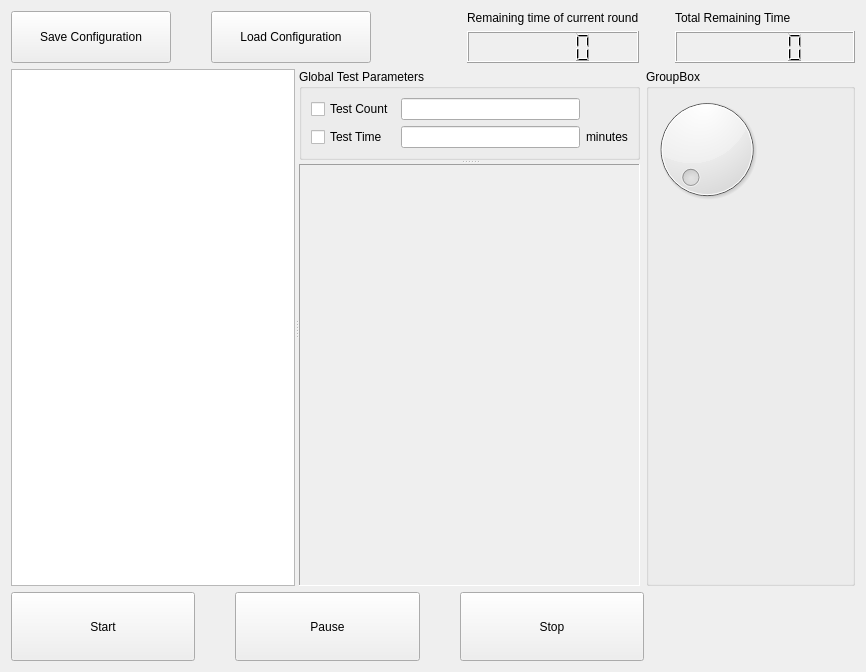
Before: the Qt Designer form 01_pro/UsHardwareTest/UsHwTestForm.ui in gaohuaiqing/UltraSmart_Platform, drawn with Qt 5.
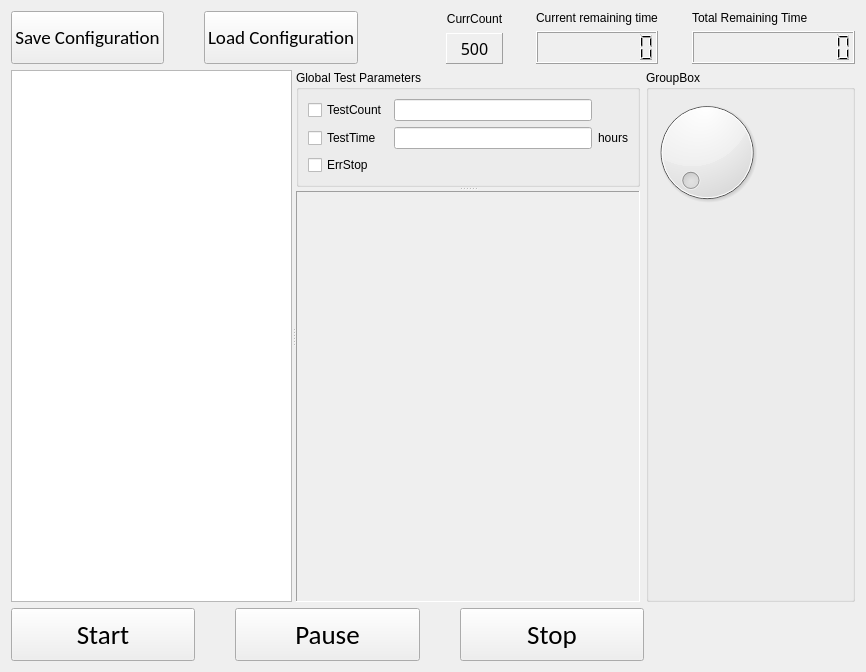
After: the same form once the commit is applied.

Patch:
```diff
--- a/01_pro/UsHardwareTest/UsHwTestForm.ui
+++ b/01_pro/UsHardwareTest/UsHwTestForm.ui
@@ -16,9 +16,9 @@
   <property name="inputMethodHints">
    <set>Qt::ImhTime</set>
   </property>
-  <layout class="QGridLayout" name="gridLayout_4" rowstretch="3,30,4">
+  <layout class="QGridLayout" name="gridLayout_4" rowstretch="1,10,1">
    <item row="0" column="0">
-    <layout class="QHBoxLayout" name="horizontalLayout_2" stretch="4,1,0,0,2">
+    <layout class="QHBoxLayout" name="horizontalLayout_6" stretch="4,1,5">
      <item>
       <layout class="QHBoxLayout" name="horizontalLayout">
        <property name="spacing">
@@ -32,6 +32,14 @@
            <verstretch>0</verstretch>
           </sizepolicy>
          </property>
+         <property name="font">
+          <font>
+           <family>Calibri</family>
+           <pointsize>14</pointsize>
+           <weight>50</weight>
+           <bold>false</bold>
+          </font>
+         </property>
          <property name="text">
           <string>Save Configuration</string>
          </property>
@@ -45,6 +53,14 @@
            <verstretch>0</verstretch>
           </sizepolicy>
          </property>
+         <property name="font">
+          <font>
+           <family>Calibri</family>
+           <pointsize>14</pointsize>
+           <weight>50</weight>
+           <bold>false</bold>
+          </font>
+         </property>
          <property name="text">
           <string>Load Configuration</string>
          </property>
@@ -62,29 +78,109 @@
        </property>
        <property name="sizeHint" stdset="0">
         <size>
-         <width>10</width>
+         <width>13</width>
          <height>20</height>
         </size>
        </property>
       </spacer>
      </item>
      <item>
-      <layout class="QVBoxLayout" name="verticalLayout">
+      <layout class="QHBoxLayout" name="horizontalLayout_2" stretch="1,1,3,1,6">
+       <item>
+        <layout class="QVBoxLayout" name="verticalLayout_3" stretch="1,2">
+         <item>
+          <widget class="QLabel" name="label_CurrCntTitle">
+           <property name="text">
+            <string>CurrCount</string>
+           </property>
+           <property name="alignment">
+            <set>Qt::AlignCenter</set>
+           </property>
+          </widget>
+         </item>
+         <item>
+          <widget class="QLabel" name="label_CurrCntVal">
+           <property name="sizePolicy">
+            <sizepolicy hsizetype="Expanding" vsizetype="Expanding">
+             <horstretch>0</horstretch>
+             <verstretch>0</verstretch>
+            </sizepolicy>
+           </property>
+           <property name="font">
+            <font>
+             <family>华文细黑</family>
+             <pointsize>12</pointsize>
+             <weight>50</weight>
+             <bold>false</bold>
+            </font>
+           </property>
+           <property name="layoutDirection">
+            <enum>Qt::LeftToRight</enum>
+           </property>
+           <property name="frameShape">
+            <enum>QFrame::Panel</enum>
+           </property>
+           <property name="frameShadow">
+            <enum>QFrame::Raised</enum>
+           </property>
+           <property name="text">
+            <string>500</string>
+           </property>
+           <property name="textFormat">
+            <enum>Qt::PlainText</enum>
+           </property>
+           <property name="alignment">
+            <set>Qt::AlignCenter</set>
+           </property>
+           <property name="wordWrap">
+            <bool>true</bool>
+           </property>
+          </widget>
+         </item>
+        </layout>
+       </item>
+       <item>
+        <spacer name="horizontalSpacer_6">
+         <property name="orientation">
+          <enum>Qt::Horizontal</enum>
+         </property>
+         <property name="sizeType">
+          <enum>QSizePolicy::Expanding</enum>
+         </property>
+         <property name="sizeHint" stdset="0">
+          <size>
+           <width>13</width>
+           <height>20</height>
+          </size>
+         </property>
+        </spacer>
+       </item>
+       <item>
+        <layout class="QVBoxLayout" name="verticalLayout_2">
        <item>
         <widget class="QLabel" name="label">
          <property name="text">
-          <string>Remaining time of current round</string>
+            <string>Current remaining time</string>
          </property>
         </widget>
        </item>
        <item>
-        <widget class="QLCDNumber" name="lcdNumber">
+          <widget class="QLCDNumber" name="lcdNumber_CurrLeft">
          <property name="sizePolicy">
           <sizepolicy hsizetype="Expanding" vsizetype="Expanding">
            <horstretch>0</horstretch>
            <verstretch>0</verstretch>
           </sizepolicy>
          </property>
+           <property name="minimumSize">
+            <size>
+             <width>0</width>
+             <height>30</height>
+            </size>
+           </property>
+           <property name="digitCount">
+            <number>8</number>
+           </property>
         </widget>
        </item>
       </layout>
@@ -106,7 +202,7 @@
       </spacer>
      </item>
      <item>
-      <layout class="QVBoxLayout" name="verticalLayout_2">
+        <layout class="QVBoxLayout" name="verticalLayout">
        <item>
         <widget class="QLabel" name="label_2">
          <property name="layoutDirection">
@@ -118,14 +214,19 @@
         </widget>
        </item>
        <item>
-        <widget class="QLCDNumber" name="lcdNumber_2">
+          <widget class="QLCDNumber" name="lcdNumber_TotalLeft">
          <property name="sizePolicy">
           <sizepolicy hsizetype="Expanding" vsizetype="Expanding">
            <horstretch>0</horstretch>
            <verstretch>0</verstretch>
           </sizepolicy>
          </property>
-        </widget>
+           <property name="digitCount">
+            <number>11</number>
+           </property>
+          </widget>
+         </item>
+        </layout>
        </item>
       </layout>
      </item>
@@ -190,7 +291,7 @@
        </widget>
        <widget class="QSplitter" name="splitter">
         <property name="sizePolicy">
-         <sizepolicy hsizetype="Preferred" vsizetype="Expanding">
+         <sizepolicy hsizetype="Expanding" vsizetype="Expanding">
           <horstretch>1</horstretch>
           <verstretch>1</verstretch>
          </sizepolicy>
@@ -209,7 +310,7 @@
           <item row="0" column="0">
            <widget class="QCheckBox" name="checkBox_3">
             <property name="text">
-             <string>Test Count</string>
+             <string>TestCount</string>
             </property>
            </widget>
           </item>
@@ -219,7 +320,7 @@
           <item row="1" column="0">
            <widget class="QCheckBox" name="checkBox_4">
             <property name="text">
-             <string>Test Time</string>
+             <string>TestTime</string>
             </property>
            </widget>
           </item>
@@ -229,7 +330,14 @@
           <item row="1" column="2">
            <widget class="QLabel" name="label_4">
             <property name="text">
-             <string>minutes</string>
+             <string>hours</string>
+            </property>
+           </widget>
+          </item>
+          <item row="2" column="0">
+           <widget class="QCheckBox" name="checkBox_ErrStop">
+            <property name="text">
+             <string>ErrStop</string>
             </property>
            </widget>
           </item>
@@ -240,71 +348,47 @@
          <zorder>lineEdit_3</zorder>
          <zorder>lineEdit_4</zorder>
         </widget>
-        <widget class="QStackedWidget" name="stackedWidget_Param">
+        <widget class="QFrame" name="frame">
          <property name="sizePolicy">
           <sizepolicy hsizetype="Expanding" vsizetype="Expanding">
            <horstretch>1</horstretch>
            <verstretch>1</verstretch>
           </sizepolicy>
          </property>
-         <property name="minimumSize">
-          <size>
-           <width>50</width>
-           <height>0</height>
-          </size>
-         </property>
-         <property name="maximumSize">
-          <size>
-           <width>1920</width>
-           <height>1080</height>
-          </size>
-         </property>
-         <property name="baseSize">
-          <size>
-           <width>410</width>
-           <height>0</height>
-          </size>
-         </property>
          <property name="frameShape">
           <enum>QFrame::Panel</enum>
          </property>
          <property name="frameShadow">
           <enum>QFrame::Sunken</enum>
          </property>
-         <property name="currentIndex">
-          <number>0</number>
-         </property>
-         <widget class="QWidget" name="page">
-          <layout class="QGridLayout" name="gridLayout_5">
-           <item row="0" column="0">
-            <spacer name="horizontalSpacer_8">
-             <property name="orientation">
-              <enum>Qt::Horizontal</enum>
-             </property>
-             <property name="sizeHint" stdset="0">
-              <size>
-               <width>288</width>
-               <height>20</height>
-              </size>
-             </property>
-            </spacer>
-           </item>
+         <layout class="QGridLayout" name="gridLayout">
            <item row="1" column="0">
-            <spacer name="verticalSpacer_4">
+           <spacer name="verticalSpacer_2">
              <property name="orientation">
               <enum>Qt::Vertical</enum>
              </property>
              <property name="sizeHint" stdset="0">
               <size>
                <width>20</width>
-               <height>336</height>
+              <height>366</height>
+             </size>
+            </property>
+           </spacer>
+          </item>
+          <item row="0" column="0">
+           <spacer name="horizontalSpacer">
+            <property name="orientation">
+             <enum>Qt::Horizontal</enum>
+            </property>
+            <property name="sizeHint" stdset="0">
+             <size>
+              <width>294</width>
+              <height>20</height>
               </size>
              </property>
             </spacer>
            </item>
           </layout>
-         </widget>
-         <widget class="QWidget" name="page_1"/>
         </widget>
        </widget>
       </widget>
@@ -389,6 +473,14 @@
            <verstretch>1</verstretch>
           </sizepolicy>
          </property>
+         <property name="font">
+          <font>
+           <family>Calibri</family>
+           <pointsize>20</pointsize>
+           <weight>50</weight>
+           <bold>false</bold>
+          </font>
+         </property>
          <property name="text">
           <string>Start</string>
          </property>
@@ -402,6 +494,14 @@
            <verstretch>1</verstretch>
           </sizepolicy>
          </property>
+         <property name="font">
+          <font>
+           <family>Calibri</family>
+           <pointsize>20</pointsize>
+           <weight>50</weight>
+           <bold>false</bold>
+          </font>
+         </property>
          <property name="text">
           <string>Pause</string>
          </property>
@@ -415,6 +515,14 @@
            <verstretch>1</verstretch>
           </sizepolicy>
          </property>
+         <property name="font">
+          <font>
+           <family>Calibri</family>
+           <pointsize>20</pointsize>
+           <weight>50</weight>
+           <bold>false</bold>
+          </font>
+         </property>
          <property name="text">
           <string>Stop</string>
          </property>
```
Left out of the diff: 27 changed lines with no effect on the pictures. Lines whose indentation alone changed are shown as unchanged.
